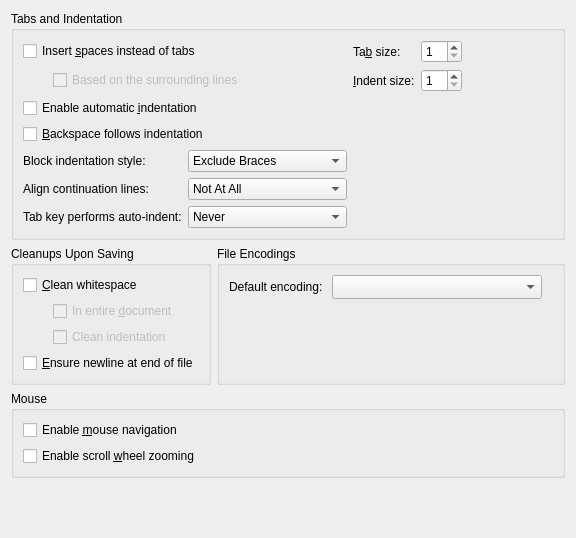
Above: src/plugins/texteditor/behaviorsettingspage.ui from qt-creator/qt-creator before the change. Below: the same form after it.
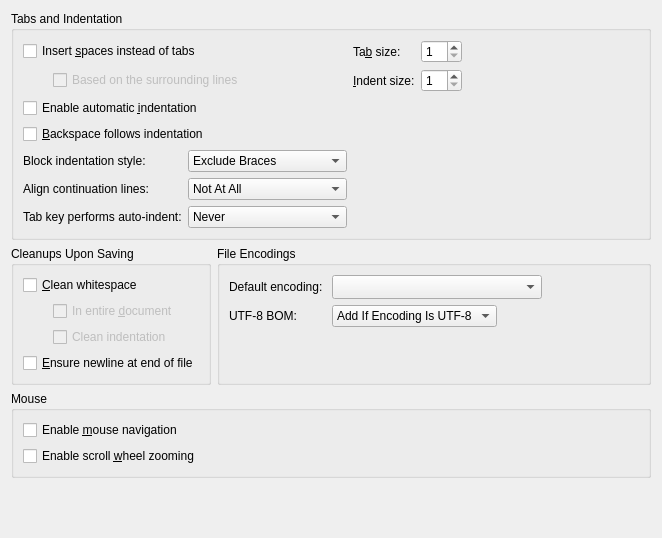
That is the form after the change.

The edit to the form file:
```diff
--- a/src/plugins/texteditor/behaviorsettingspage.ui
+++ b/src/plugins/texteditor/behaviorsettingspage.ui
@@ -6,7 +6,7 @@
    <rect>
     <x>0</x>
     <y>0</y>
-    <width>576</width>
+    <width>662</width>
     <height>538</height>
    </rect>
   </property>
@@ -442,6 +442,13 @@
       <string>File Encodings</string>
      </property>
      <layout class="QGridLayout" name="gridLayout_4">
+      <item row="0" column="0">
+       <widget class="QLabel" name="encodingLabel">
+        <property name="text">
+         <string>Default encoding: </string>
+        </property>
+       </widget>
+      </item>
       <item row="0" column="1">
        <layout class="QHBoxLayout" name="horizontalLayout_6">
         <item>
@@ -475,14 +482,63 @@
         </item>
        </layout>
       </item>
-      <item row="0" column="0">
-       <widget class="QLabel" name="encodingLabel">
+      <item row="1" column="0">
+       <widget class="QLabel" name="utf8BomLabel">
         <property name="text">
-         <string>Default encoding: </string>
+         <string>UTF-8 BOM:</string>
         </property>
        </widget>
       </item>
-      <item row="1" column="0" colspan="2">
+      <item row="1" column="1">
+       <layout class="QHBoxLayout" name="horizontalLayout_4">
+        <item>
+         <widget class="QComboBox" name="utf8BomBox">
+          <property name="toolTip">
+           <string>&lt;!DOCTYPE HTML PUBLIC &quot;-//W3C//DTD HTML 4.0//EN&quot; &quot;http://www.w3.org/TR/REC-html40/strict.dtd&quot;&gt;
+&lt;html&gt;&lt;head&gt;&lt;meta name=&quot;qrichtext&quot; content=&quot;1&quot; /&gt;&lt;style type=&quot;text/css&quot;&gt;
+p, li { white-space: pre-wrap; }
+&lt;/style&gt;&lt;/head&gt;&lt;body style=&quot; font-family:'Sans Serif'; font-size:10pt; font-weight:400; font-style:normal;&quot;&gt;
+&lt;p style=&quot; margin-top:0px; margin-bottom:0px; margin-left:0px; margin-right:0px; -qt-block-indent:0; text-indent:0px;&quot;&gt;How text editors should deal with UTF-8 Byte Order Marks. The options are:&lt;/p&gt;
+&lt;ul style=&quot;margin-top: 0px; margin-bottom: 0px; margin-left: 0px; margin-right: 0px; -qt-list-indent: 1;&quot;&gt;&lt;li style=&quot; margin-top:12px; margin-bottom:0px; margin-left:0px; margin-right:0px; -qt-block-indent:0; text-indent:0px;&quot;&gt;&lt;span style=&quot; font-style:italic;&quot;&gt;Add If Encoding Is UTF-8:&lt;/span&gt; always add a BOM when saving a file in UTF-8 encoding. Note that this will not work if the encoding is &lt;span style=&quot; font-style:italic;&quot;&gt;System&lt;/span&gt;, as Qt Creator does not know what it actually is.&lt;/li&gt;
+&lt;li style=&quot; margin-top:0px; margin-bottom:0px; margin-left:0px; margin-right:0px; -qt-block-indent:0; text-indent:0px;&quot;&gt;&lt;span style=&quot; font-style:italic;&quot;&gt;Keep If Already Present: &lt;/span&gt;save the file with a BOM if it already had one when it was loaded.&lt;/li&gt;
+&lt;li style=&quot; margin-top:0px; margin-bottom:12px; margin-left:0px; margin-right:0px; -qt-block-indent:0; text-indent:0px;&quot;&gt;&lt;span style=&quot; font-style:italic;&quot;&gt;Always Delete:&lt;/span&gt; never write an UTF-8 BOM, possibly deleting a pre-existing one.&lt;/li&gt;&lt;/ul&gt;
+&lt;p style=&quot; margin-top:0px; margin-bottom:0px; margin-left:0px; margin-right:0px; -qt-block-indent:0; text-indent:0px;&quot;&gt;Note that UTF-8 BOMs are uncommon and treated incorrectly by some editors, so it usually makes little sense to add any.&lt;/p&gt;
+&lt;p style=&quot; margin-top:0px; margin-bottom:0px; margin-left:0px; margin-right:0px; -qt-block-indent:0; text-indent:0px;&quot;&gt;This setting does &lt;span style=&quot; font-weight:600;&quot;&gt;not&lt;/span&gt; influence the use of UTF-16 and UTF-32 BOMs.&lt;/p&gt;
+&lt;p style=&quot;-qt-paragraph-type:empty; margin-top:0px; margin-bottom:0px; margin-left:0px; margin-right:0px; -qt-block-indent:0; text-indent:0px;&quot;&gt;&lt;/p&gt;&lt;/body&gt;&lt;/html&gt;</string>
+          </property>
+          <item>
+           <property name="text">
+            <string>Add If Encoding Is UTF-8</string>
+           </property>
+          </item>
+          <item>
+           <property name="text">
+            <string>Keep If Already Present</string>
+           </property>
+          </item>
+          <item>
+           <property name="text">
+            <string>Always Delete</string>
+           </property>
+          </item>
+         </widget>
+        </item>
+        <item>
+         <spacer name="horizontalSpacer_4">
+          <property name="orientation">
+           <enum>Qt::Horizontal</enum>
+          </property>
+          <property name="sizeHint" stdset="0">
+           <size>
+            <width>40</width>
+            <height>20</height>
+           </size>
+          </property>
+         </spacer>
+        </item>
+       </layout>
+      </item>
+      <item row="2" column="0" colspan="2">
        <spacer name="verticalSpacer_2">
         <property name="orientation">
          <enum>Qt::Vertical</enum>
```
